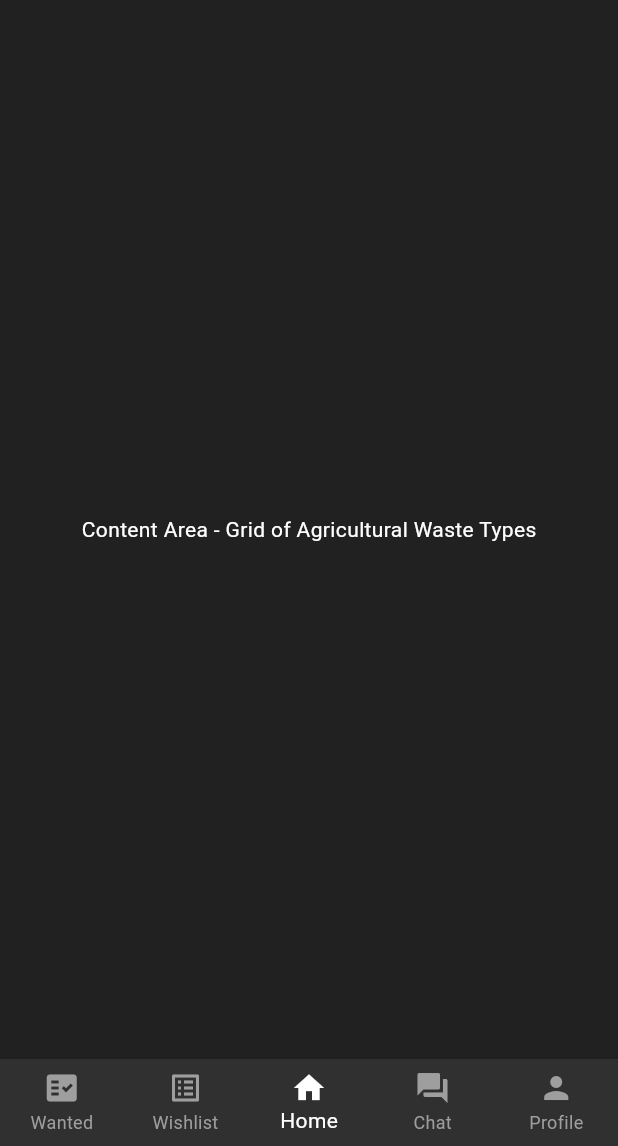
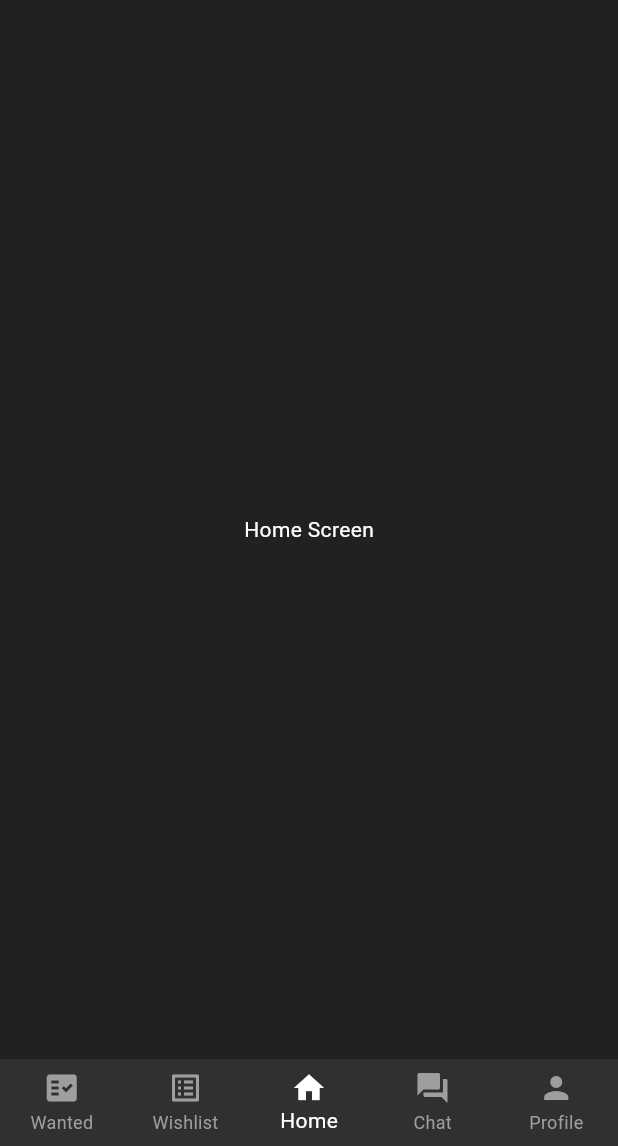
Before and after one commit to Joshuarupasinghe/bio_boost, a Flutter app: the screen it shows after launch, on a phone screen of 412 x 824 dp, the part 90-1236 px from its top. Run offline on Flutter 3.47's test engine with Material 3 defaults, Android fonts, the phone set to English and light mode, and no system bars.

Commit message:
Refactor HomePage to use StatefulWidget and implement bottom navigation; add ChatList screen

```diff
--- a/lib/main.dart
+++ b/lib/main.dart
@@ -1,5 +1,5 @@
 import 'package:flutter/material.dart';
-import 'screens/home.dart';
+import './screens/home.dart';
 
 void main() {
   runApp(const MyApp());
@@ -12,15 +12,21 @@ class MyApp extends StatelessWidget {
   Widget build(BuildContext context) {
     return MaterialApp(
       title: 'Bio Boost',
-      theme: ThemeData(
-        primarySwatch: Colors.blue,
-        visualDensity: VisualDensity.adaptivePlatformDensity,
-        appBarTheme: const AppBarTheme(
-          backgroundColor: Colors.white,
+      theme: ThemeData.dark().copyWith(
+        primaryColor: Colors.grey[850],
+        scaffoldBackgroundColor: Colors.grey[900],
+        appBarTheme: AppBarTheme(
+          backgroundColor: Colors.grey[850],
+          elevation: 0,
+        ),
+        bottomNavigationBarTheme: BottomNavigationBarThemeData(
+          backgroundColor: Colors.grey[850],
+          selectedItemColor: Colors.white,
+          unselectedItemColor: Colors.grey[500],
         ),
       ),
-      debugShowCheckedModeBanner: false, // Removes the debug banner
-      home: const HomePage(), // Set HomePage as the home screen
+      debugShowCheckedModeBanner: false,
+      home: const HomePage(),
     );
   }
 }
--- a/lib/screens/home.dart
+++ b/lib/screens/home.dart
@@ -1,13 +1,30 @@
 import 'package:flutter/material.dart';
+import 'chat_list.dart'; // Import the chat list screen
 
-class HomePage extends StatelessWidget {
+class HomePage extends StatefulWidget {
   const HomePage({Key? key}) : super(key: key);
+
+  @override
+  _HomePageState createState() => _HomePageState();
+}
+
+class _HomePageState extends State<HomePage> {
+  int _currentIndex = 2; // Start with Home selected
+
+  // List of screens for each tab
+  final List<Widget> _screens = [
+    Center(child: Text('Wanted Screen', style: TextStyle(color: Colors.white))),
+    Center(child: Text('Wishlist Screen', style: TextStyle(color: Colors.white))),
+    Center(child: Text('Home Screen', style: TextStyle(color: Colors.white))),
+    ChatList(), // Chat screen
+    Center(child: Text('Profile Screen', style: TextStyle(color: Colors.white))),
+  ];
 
   @override
   Widget build(BuildContext context) {
     return Scaffold(
       backgroundColor: Colors.grey[900],
-      appBar: AppBar(
+      appBar: _currentIndex == 3 ? null : AppBar(
         title: Row(
           children: [
             Image.asset(
@@ -57,12 +74,7 @@ class HomePage extends StatelessWidget {
         elevation: 0,
       ),
 
-      body: const Center(
-        child: Text(
-          'Content Area - Grid of Agricultural Waste Types',
-          style: TextStyle(color: Colors.white),
-        ),
-      ),
+      body: _screens[_currentIndex],
 
       bottomNavigationBar: BottomNavigationBar(
         type: BottomNavigationBarType.fixed,
@@ -91,9 +103,11 @@ class HomePage extends StatelessWidget {
             label: 'Profile',
           ),
         ],
-        currentIndex: 2, // Home selected
+        currentIndex: _currentIndex,
         onTap: (index) {
-          // Handle navigation
+          setState(() {
+            _currentIndex = index;
+          });
         },
       ),
     );
```
Also changed, not shown: lib/screens/chat_detail.dart (added, +191 -0 lines), lib/screens/chat_list.dart (added, +143 -0 lines).
